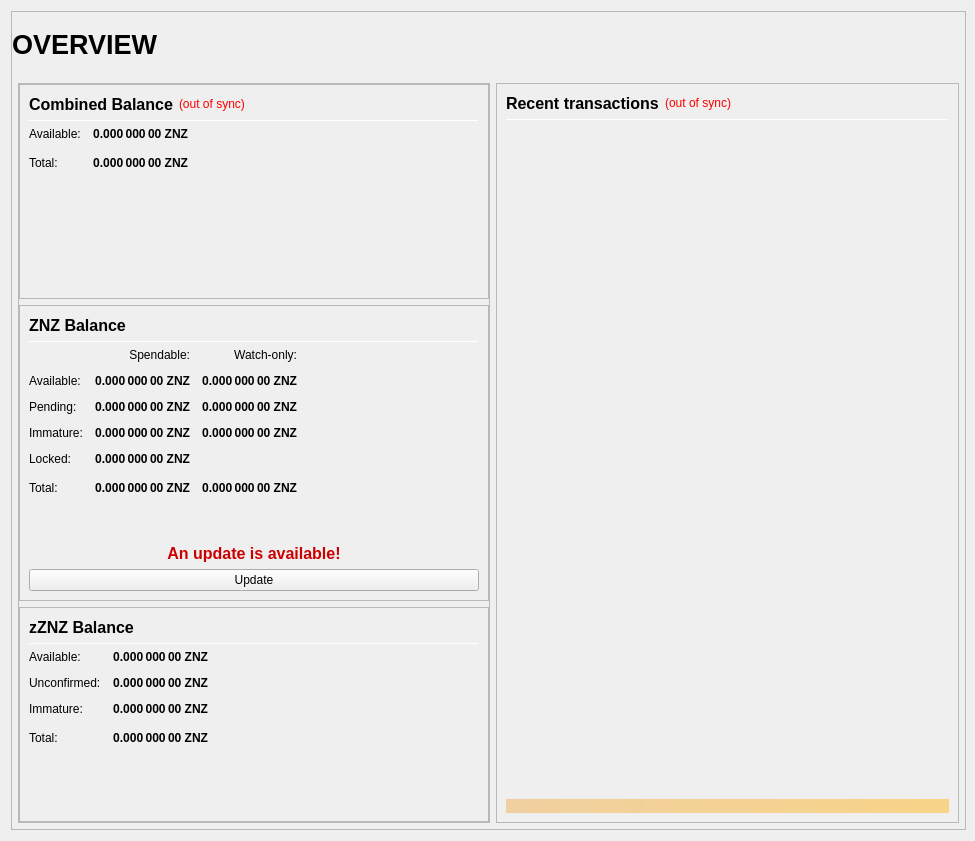
ZENZO-Ecosystem/ZENZO-Core-Archive, file src/qt/forms/overviewpage.ui: the form before one commit.
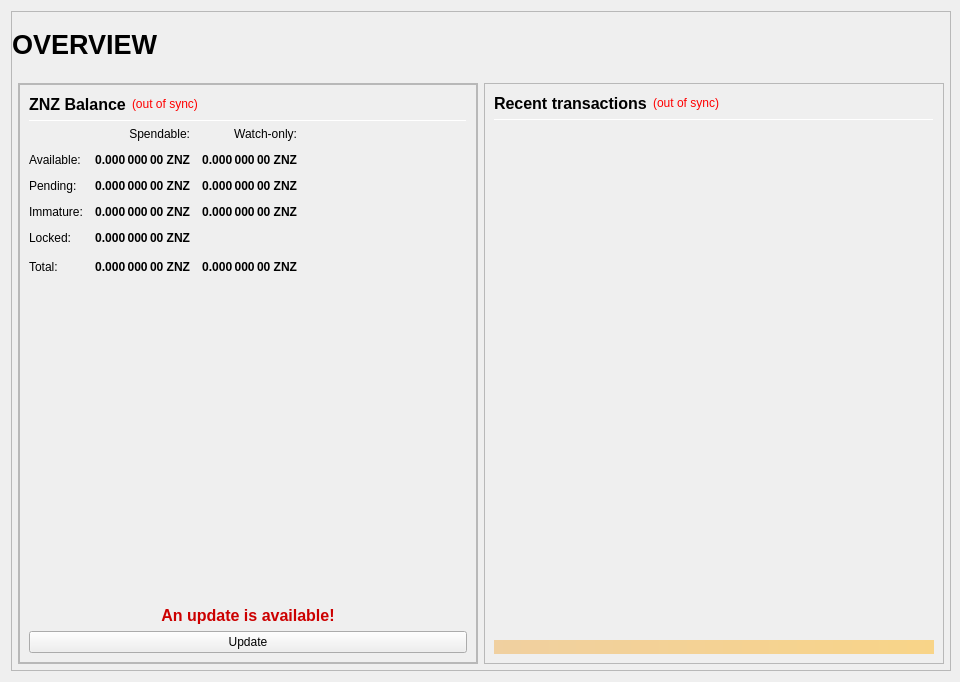
The form after the commit.

Commit message:
[Misc] Fully purge Zerocoin
ZENZO has now completely abandoned Zerocoin, removing all possible transaction methods, GUI, options and core code. Libzerocoin is still maintained, along with some block processing code to allow for historical TXs without allowing future TXs.

The edit to the form file:
```diff
--- a/src/qt/forms/overviewpage.ui
+++ b/src/qt/forms/overviewpage.ui
@@ -6,8 +6,8 @@
    <rect>
     <x>0</x>
     <y>0</y>
-    <width>975</width>
-    <height>841</height>
+    <width>960</width>
+    <height>682</height>
    </rect>
   </property>
   <property name="minimumSize">
@@ -203,7 +203,7 @@
                  <property name="frameShadow">
                   <enum>QFrame::Raised</enum>
                  </property>
-                 <layout class="QVBoxLayout" name="verticalLayout" stretch="0,0,0">
+                 <layout class="QVBoxLayout" name="verticalLayout" stretch="0">
                   <property name="leftMargin">
                    <number>0</number>
                   </property>
@@ -216,199 +216,6 @@
                   <property name="bottomMargin">
                    <number>0</number>
                   </property>
-                  <item>
-                   <widget class="QFrame" name="frame_CombinedBalances">
-                    <property name="minimumSize">
-                     <size>
-                      <width>470</width>
-                      <height>0</height>
-                     </size>
-                    </property>
-                    <property name="frameShape">
-                     <enum>QFrame::StyledPanel</enum>
-                    </property>
-                    <property name="frameShadow">
-                     <enum>QFrame::Raised</enum>
-                    </property>
-                    <layout class="QVBoxLayout" name="verticalLayout_5">
-                     <item>
-                      <layout class="QHBoxLayout" name="horizontalLayout_5" stretch="0,0,0">
-                       <item>
-                        <widget class="QLabel" name="label_5z">
-                         <property name="minimumSize">
-                          <size>
-                           <width>0</width>
-                           <height>20</height>
-                          </size>
-                         </property>
-                         <property name="font">
-                          <font>
-                           <pointsize>12</pointsize>
-                           <weight>75</weight>
-                           <bold>true</bold>
-                          </font>
-                         </property>
-                         <property name="toolTip">
-                          <string>Combined Balance (including unconfirmed and immature coins)</string>
-                         </property>
-                         <property name="text">
-                          <string>Combined Balance</string>
-                         </property>
-                        </widget>
-                       </item>
-                       <item>
-                        <widget class="QLabel" name="labelWalletStatus">
-                         <property name="cursor">
-                          <cursorShape>WhatsThisCursor</cursorShape>
-                         </property>
-                         <property name="toolTip">
-                          <string>The displayed information may be out of date. Your wallet automatically synchronizes with the ZENZO network after a connection is established, but this process has not completed yet.</string>
-                         </property>
-                         <property name="styleSheet">
-                          <string notr="true">QLabel { color: red; }</string>
-                         </property>
-                         <property name="text">
-                          <string notr="true">(out of sync)</string>
-                         </property>
-                         <property name="alignment">
-                          <set>Qt::AlignLeading|Qt::AlignLeft|Qt::AlignVCenter</set>
-                         </property>
-                        </widget>
-                       </item>
-                       <item>
-                        <spacer name="horizontalSpacer_1">
-                         <property name="orientation">
-                          <enum>Qt::Horizontal</enum>
-                         </property>
-                         <property name="sizeHint" stdset="0">
-                          <size>
-                           <width>40</width>
-                           <height>20</height>
-                          </size>
-                         </property>
-                        </spacer>
-                       </item>
-                      </layout>
-                     </item>
-                     <item>
-                      <widget class="Line" name="line_CombinedBalance">
-                       <property name="minimumSize">
-                        <size>
-                         <width>0</width>
-                         <height>1</height>
-                        </size>
-                       </property>
-                       <property name="maximumSize">
-                        <size>
-                         <width>16777215</width>
-                         <height>1</height>
-                        </size>
-                       </property>
-                       <property name="orientation">
-                        <enum>Qt::Horizontal</enum>
-                       </property>
-                      </widget>
-                     </item>
-                     <item>
-                      <layout class="QGridLayout" name="gridLayout_3">
-                       <property name="spacing">
-                        <number>12</number>
-                       </property>
-                       <item row="1" column="0">
-                        <widget class="QLabel" name="labelBalanceTextz">
-                         <property name="text">
-                          <string>Available:</string>
-                         </property>
-                        </widget>
-                       </item>
-                       <item row="1" column="1">
-                        <widget class="QLabel" name="labelBalancez">
-                         <property name="font">
-                          <font>
-                           <weight>75</weight>
-                           <bold>true</bold>
-                          </font>
-                         </property>
-                         <property name="cursor">
-                          <cursorShape>IBeamCursor</cursorShape>
-                         </property>
-                         <property name="toolTip">
-                          <string>Your current spendable balance</string>
-                         </property>
-                         <property name="text">
-                          <string notr="true">0.000 000 00 ZNZ</string>
-                         </property>
-                         <property name="alignment">
-                          <set>Qt::AlignRight|Qt::AlignTrailing|Qt::AlignVCenter</set>
-                         </property>
-                         <property name="textInteractionFlags">
-                          <set>Qt::LinksAccessibleByMouse|Qt::TextSelectableByKeyboard|Qt::TextSelectableByMouse</set>
-                         </property>
-                        </widget>
-                       </item>
-                       <item row="2" column="0">
-                        <widget class="QLabel" name="labelTotalTextz">
-                         <property name="text">
-                          <string>Total:</string>
-                         </property>
-                        </widget>
-                       </item>
-                       <item row="2" column="1">
-                        <widget class="QLabel" name="labelTotalz">
-                         <property name="font">
-                          <font>
-                           <weight>75</weight>
-                           <bold>true</bold>
-                          </font>
-                         </property>
-                         <property name="cursor">
-                          <cursorShape>IBeamCursor</cursorShape>
-                         </property>
-                         <property name="toolTip">
-                          <string>Total Balance, including all unavailable coins.</string>
-                         </property>
-                         <property name="text">
-                          <string notr="true">0.000 000 00 ZNZ</string>
-                         </property>
-                         <property name="alignment">
-                          <set>Qt::AlignRight|Qt::AlignTrailing|Qt::AlignVCenter</set>
-                         </property>
-                         <property name="textInteractionFlags">
-                          <set>Qt::LinksAccessibleByMouse|Qt::TextSelectableByKeyboard|Qt::TextSelectableByMouse</set>
-                         </property>
-                        </widget>
-                       </item>
-                       <item row="2" column="3">
-                        <spacer name="horizontalSpacer_2">
-                         <property name="orientation">
-                          <enum>Qt::Horizontal</enum>
-                         </property>
-                         <property name="sizeHint" stdset="0">
-                          <size>
-                           <width>40</width>
-                           <height>20</height>
-                          </size>
-                         </property>
-                        </spacer>
-                       </item>
-                      </layout>
-                     </item>
-                     <item>
-                      <spacer name="verticalSpacer_1">
-                       <property name="orientation">
-                        <enum>Qt::Vertical</enum>
-                       </property>
-                       <property name="sizeHint" stdset="0">
-                        <size>
-                         <width>20</width>
-                         <height>40</height>
-                        </size>
-                       </property>
-                      </spacer>
-                     </item>
-                    </layout>
-                   </widget>
-                  </item>
                   <item>
                    <widget class="QFrame" name="frame_Balances">
                     <property name="frameShape">
@@ -440,6 +247,16 @@
                          </property>
                         </widget>
                        </item>
+                       <item>
+                        <widget class="QLabel" name="labelWalletStatus">
+                         <property name="styleSheet">
+                          <string notr="true">QLabel { color: red; }</string>
+                         </property>
+                         <property name="text">
+                          <string>(out of sync)</string>
+                         </property>
+                        </widget>
+                       </item>
                        <item>
                         <spacer name="horizontalSpacer_3">
                          <property name="orientation">
@@ -834,235 +651,6 @@
                     </layout>
                    </widget>
                   </item>
-                  <item>
-                   <widget class="QFrame" name="frame_ZerocoinBalances">
-                    <property name="frameShape">
-                     <enum>QFrame::StyledPanel</enum>
-                    </property>
-                    <property name="frameShadow">
-                     <enum>QFrame::Raised</enum>
-                    </property>
-                    <layout class="QVBoxLayout" name="verticalLayout_7">
-                     <item>
-                      <layout class="QHBoxLayout" name="horizontalLayout_8" stretch="0,0">
-                       <item>
-                        <widget class="QLabel" name="label_5z_3">
-                         <property name="minimumSize">
-                          <size>
-                           <width>0</width>
-                           <height>20</height>
-                          </size>
-                         </property>
-                         <property name="font">
-                          <font>
-                           <pointsize>12</pointsize>
-                           <weight>75</weight>
-                           <bold>true</bold>
-                          </font>
-                         </property>
-                         <property name="text">
-                          <string>zZNZ Balance</string>
-                         </property>
-                        </widget>
-                       </item>
-                       <item>
-                        <spacer name="horizontalSpacer_11">
-                         <property name="orientation">
-                          <enum>Qt::Horizontal</enum>
-                         </property>
-                         <property name="sizeHint" stdset="0">
-                          <size>
-                           <width>40</width>
-                           <height>20</height>
-                          </size>
-                         </property>
-                        </spacer>
-                       </item>
-                      </layout>
-                     </item>
-                     <item>
-                      <widget class="Line" name="line_ZerocoinBalance">
-                       <property name="minimumSize">
-                        <size>
-                         <width>0</width>
-                         <height>1</height>
-                        </size>
-                       </property>
-                       <property name="maximumSize">
-                        <size>
-                         <width>16777215</width>
-                         <height>1</height>
-                        </size>
-                       </property>
-                       <property name="orientation">
-                        <enum>Qt::Horizontal</enum>
-                       </property>
-                      </widget>
-                     </item>
-                     <item>
-                      <layout class="QGridLayout" name="gridLayout_5">
-                       <property name="spacing">
-                        <number>12</number>
-                       </property>
-                       <item row="1" column="0">
-                        <widget class="QLabel" name="labelzBalanceMatureText">
-                         <property name="toolTip">
-                          <string>Mature: more than 20 confirmation and more than 1 mint of the same denomination after it was minted.
-These zZNZ are spendable.</string>
-                         </property>
-                         <property name="text">
-                          <string>Available:</string>
-                         </property>
-                        </widget>
-                       </item>
-                       <item row="1" column="1">
-                        <widget class="QLabel" name="labelzBalanceMature">
-                         <property name="font">
-                          <font>
-                           <weight>75</weight>
-                           <bold>true</bold>
-                          </font>
-                         </property>
-                         <property name="toolTip">
-                          <string>Mature: more than 20 confirmation and more than 1 mint of the same denomination after it was minted.
-These zZNZ are spendable.</string>
-                         </property>
-                         <property name="text">
-                          <string notr="true">0.000 000 00 ZNZ</string>
-                         </property>
-                         <property name="alignment">
-                          <set>Qt::AlignRight|Qt::AlignTrailing|Qt::AlignVCenter</set>
-                         </property>
-                        </widget>
-                       </item>
-                       <item row="2" column="0">
-                        <widget class="QLabel" name="labelzBalanceUnconfirmedText">
-                         <property name="toolTip">
-                          <string>Unconfirmed: less than 20 confirmations
-Immature: confirmed, but less than 1 mint of the same denomination after it was minted</string>
-                         </property>
-                         <property name="text">
-                          <string>Unconfirmed:</string>
-                         </property>
-                        </widget>
-                       </item>
-                       <item row="2" column="1">
-                        <widget class="QLabel" name="labelzBalanceUnconfirmed">
-                         <property name="font">
-                          <font>
-                           <weight>75</weight>
-                           <bold>true</bold>
-                          </font>
-                         </property>
-                         <property name="toolTip">
-                          <string>Unconfirmed: less than 20 confirmations
-Immature: confirmed, but less than 1 mint of the same denomination after it was minted</string>
-                         </property>
-                         <property name="text">
-                          <string notr="true">0.000 000 00 ZNZ</string>
-                         </property>
-                         <property name="alignment">
-                          <set>Qt::AlignRight|Qt::AlignTrailing|Qt::AlignVCenter</set>
-                         </property>
-                        </widget>
-                       </item>
-                       <item row="3" column="0">
-                        <widget class="QLabel" name="labelzBalanceImmatureText">
-                         <property name="toolTip">
-                          <string>Unconfirmed: less than 20 confirmations
-Immature: confirmed, but less than 1 mint of the same denomination after it was minted</string>
-                         </property>
-                         <property name="text">
-                          <string>Immature:</string>
-                         </property>
-                        </widget>
-                       </item>
-                       <item row="3" column="1">
-                        <widget class="QLabel" name="labelzBalanceImmature">
-                         <property name="font">
-                          <font>
-                           <weight>75</weight>
-                           <bold>true</bold>
-                          </font>
-                         </property>
-                         <property name="toolTip">
-                          <string>Unconfirmed: less than 20 confirmations
-Immature: confirmed, but less than 1 mint of the same denomination after it was minted</string>
-                         </property>
-                         <property name="text">
-                          <string notr="true">0.000 000 00 ZNZ</string>
-                         </property>
-                         <property name="alignment">
-                          <set>Qt::AlignRight|Qt::AlignTrailing|Qt::AlignVCenter</set>
-                         </property>
-                        </widget>
-                       </item>
-                       <item row="4" column="0">
-                        <widget class="QLabel" name="labelzBalanceText">
-                         <property name="toolTip">
-                          <string>Your current zZNZ balance, unconfirmed and immature zZNZ included.</string>
-                         </property>
-                         <property name="text">
-                          <string>Total:</string>
-                         </property>
-                        </widget>
-                       </item>
-                       <item row="4" column="1">
-                        <widget class="QLabel" name="labelzBalance">
-                         <property name="font">
-                          <font>
-                           <weight>75</weight>
-                           <bold>true</bold>
-                          </font>
-                         </property>
-                         <property name="cursor">
-                          <cursorShape>IBeamCursor</cursorShape>
-                         </property>
-                         <property name="toolTip">
-                          <string>Your current zZNZ balance, unconfirmed and immature zZNZ included.</string>
-                         </property>
-                         <property name="text">
-                          <string notr="true">0.000 000 00 ZNZ</string>
-                         </property>
-                         <property name="alignment">
-                          <set>Qt::AlignRight|Qt::AlignTrailing|Qt::AlignVCenter</set>
-                         </property>
-                         <property name="textInteractionFlags">
-                          <set>Qt::LinksAccessibleByMouse|Qt::TextSelectableByKeyboard|Qt::TextSelectableByMouse</set>
-                         </property>
-                        </widget>
-                       </item>
-                       <item row="4" column="2">
-                        <spacer name="horizontalSpacer_4">
-                         <property name="orientation">
-                          <enum>Qt::Horizontal</enum>
-                         </property>
-                         <property name="sizeHint" stdset="0">
-                          <size>
-                           <width>40</width>
-                           <height>20</height>
-                          </size>
-                         </property>
-                        </spacer>
-                       </item>
-                      </layout>
-                     </item>
-                     <item>
-                      <spacer name="verticalSpacer_4">
-                       <property name="orientation">
-                        <enum>Qt::Vertical</enum>
-                       </property>
-                       <property name="sizeHint" stdset="0">
-                        <size>
-                         <width>20</width>
-                         <height>40</height>
-                        </size>
-                       </property>
-                      </spacer>
-                     </item>
-                    </layout>
-                   </widget>
-                  </item>
                  </layout>
                 </widget>
                </item>
```
The commit also changes 39 other files.
